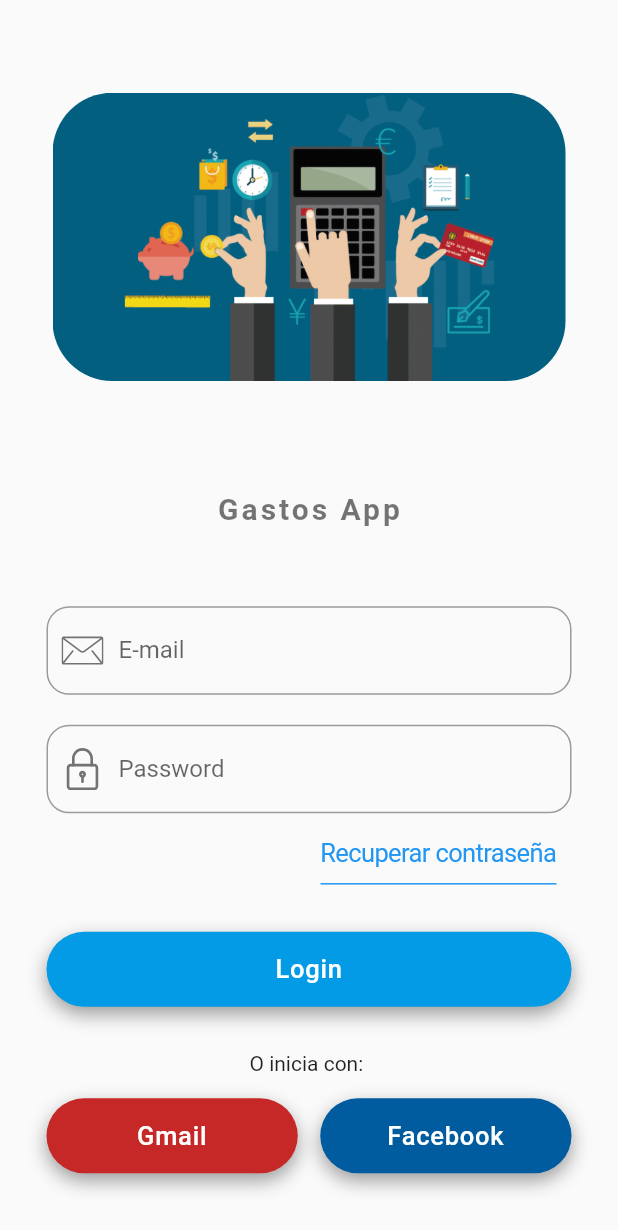
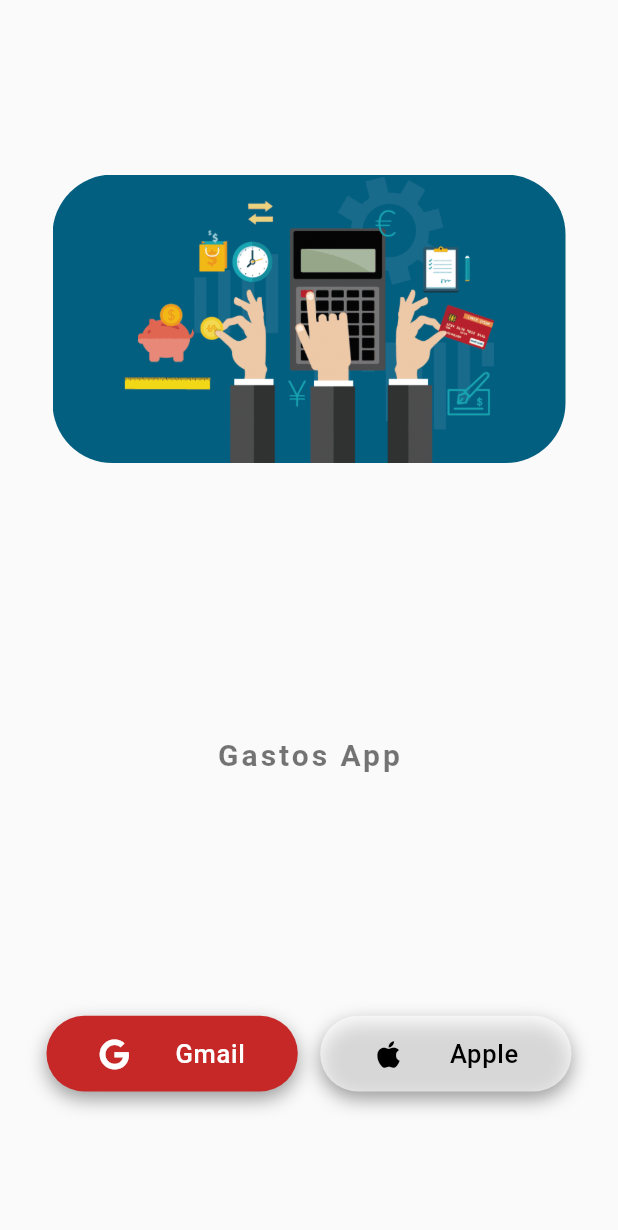
Before and after one commit to gramirezg10/flutter_gastos_app, a Flutter app: the screen it shows after launch, on a phone screen of 412 x 824 dp. Shown: the top 1230 px of the screen. Run offline on Flutter 3.47's test engine with Material 2 defaults, Android fonts, the phone set to English and light mode, and no system bars; our stand-ins replace after_layout, flutter_svg, font_awesome_flutter, google_sign_in, shared_preferences.

Commit message:
se estabiliza la autenticación con google y la validación del token en el backend

```diff
--- a/lib/src/pages/home_page_tabs/home_tab.dart
+++ b/lib/src/pages/home_page_tabs/home_tab.dart
@@ -1,4 +1,5 @@
 import 'package:flutter/material.dart';
+import 'package:spends_app/src/api/spend_api.dart';
 
 class HomeTab extends StatefulWidget {
   @override
@@ -6,8 +7,11 @@ class HomeTab extends StatefulWidget {
 }
 
 class _HomeTabState extends State<HomeTab> {
+  SpendAPI _spendAPI = SpendAPI();
   @override
   Widget build(BuildContext context) {
+    // final resultAPI = await _spendAPI.spend(resultAuth);
+    // print(resultAuth);
     print('--- home tab');
     return Center(
       child: Text('Home tab content!!!!'),
--- a/lib/src/pages/login_page.dart
+++ b/lib/src/pages/login_page.dart
@@ -1,7 +1,11 @@
+import 'dart:convert';
+
 import 'package:flutter/cupertino.dart';
 import 'package:flutter/material.dart';
-import 'package:flutter_svg/svg.dart';
+import 'package:font_awesome_flutter/font_awesome_flutter.dart';
 import 'package:shared_preferences/shared_preferences.dart';
+import 'package:spends_app/src/api/google_signin_api.dart';
+import 'package:spends_app/src/api/spend_api.dart';
 import 'package:spends_app/src/pages/home_page.dart';
 import 'package:spends_app/src/util/dialogs.dart';
 import 'package:spends_app/src/widgets/my_btn2.dart';
@@ -15,6 +19,8 @@ class LoginPage extends StatefulWidget {
 
 class _LoginPageState extends State<LoginPage> {
   FocusNode _focusNodePassword = FocusNode();
+  SpendAPI _spendAPI = SpendAPI();
+
   GlobalKey<FormState> _formKey = GlobalKey();
   String _email = '', _password = '';
 
@@ -64,82 +70,83 @@ class _LoginPageState extends State<LoginPage> {
                       key: _formKey,
                       child: Column(
                         children: [
-                          TextFormField(
-                            decoration: InputDecoration(
-                                labelText: 'E-mail',
-                                hintText: 'example@domain.com',
-                                border: OutlineInputBorder(
-                                    borderRadius: BorderRadius.circular(15)),
-                                prefixIcon: Container(
-                                    padding: EdgeInsets.all(10),
-                                    width: 10,
-                                    height: 10,
-                                    child: SvgPicture.asset(
-                                      'assets/icons/mail.svg',
-                                      color: Colors.black54,
-                                    ))),
-                            keyboardType: TextInputType.emailAddress,
-                            keyboardAppearance: Brightness.light,
-                            textInputAction: TextInputAction.next,
-                            validator: _validateEmail,
-                            onFieldSubmitted: (text) {
-                              _focusNodePassword.nextFocus();
-                            },
-                          ),
-                          SizedBox(height: 20),
-                          TextFormField(
-                            decoration: InputDecoration(
-                                labelText: 'Password',
-                                hintText: '**********',
-                                border: OutlineInputBorder(
-                                    borderRadius: BorderRadius.circular(15)),
-                                prefixIcon: Container(
-                                    padding: EdgeInsets.all(10),
-                                    width: 10,
-                                    height: 10,
-                                    child: SvgPicture.asset(
-                                      'assets/icons/padlock.svg',
-                                      color: Colors.black54,
-                                    ))),
-                            obscureText: true,
-                            keyboardType: TextInputType.text,
-                            keyboardAppearance: Brightness.light,
-                            focusNode: _focusNodePassword,
-                            textInputAction: TextInputAction.send,
-                            validator: _validatePassword,
-                            onFieldSubmitted: (text) => _submit(),
-                          ),
-                          SizedBox(height: 5),
-                          Row(
-                            mainAxisAlignment: MainAxisAlignment.end,
-                            children: [
-                              CupertinoButton(
-                                  padding: EdgeInsets.zero,
-                                  child: Container(
-                                    padding: EdgeInsets.symmetric(vertical: 10),
-                                    margin:
-                                        EdgeInsets.symmetric(horizontal: 10),
-                                    child: Text('Recuperar contraseña'),
-                                    decoration: BoxDecoration(
-                                        border: Border(
-                                            bottom: BorderSide(
-                                                color: Colors.blue,
-                                                width: 1.0))),
-                                  ),
-                                  onPressed: () =>
-                                      print('click en recuperar contraseña'))
-                            ],
-                          ),
-                          SizedBox(height: 30),
-                          MyBtn2(
-                              label: 'Login',
-                              fullWidth: true,
-                              onPressed: _submit,
-                              backgroundColor: Color(0xFF039be5),
-                              textColor: Colors.white),
-                          SizedBox(height: 30),
-                          Text('O inicia con: '),
-                          SizedBox(height: 15),
+                          // TextFormField(
+                          //   decoration: InputDecoration(
+                          //       labelText: 'E-mail',
+                          //       hintText: 'example@domain.com',
+                          //       border: OutlineInputBorder(
+                          //           borderRadius: BorderRadius.circular(15)),
+                          //       prefixIcon: Container(
+                          //           padding: EdgeInsets.all(10),
+                          //           width: 10,
+                          //           height: 10,
+                          //           child: SvgPicture.asset(
+                          //             'assets/icons/mail.svg',
+                          //             color: Colors.black54,
+                          //           ))),
+                          //   keyboardType: TextInputType.emailAddress,
+                          //   keyboardAppearance: Brightness.light,
+                          //   textInputAction: TextInputAction.next,
+                          //   validator: _validateEmail,
+                          //   onFieldSubmitted: (text) {
+                          //     _focusNodePassword.nextFocus();
+                          //   },
+                          // ),
+                          // SizedBox(height: 20),
+                          // TextFormField(
+                          //   decoration: InputDecoration(
+                          //       labelText: 'Password',
+                          //       hintText: '**********',
+                          //       border: OutlineInputBorder(
+                          //           borderRadius: BorderRadius.circular(15)),
+                          //       prefixIcon: Container(
+                          //           padding: EdgeInsets.all(10),
+                          //           width: 10,
+                          //           height: 10,
+                          //           child: SvgPicture.asset(
+                          //             'assets/icons/padlock.svg',
+                          //             color: Colors.black54,
+                          //           ))),
+                          //   obscureText: true,
+                          //   keyboardType: TextInputType.text,
+                          //   keyboardAppearance: Brightness.light,
+                          //   focusNode: _focusNodePassword,
+                          //   textInputAction: TextInputAction.send,
+                          //   validator: _validatePassword,
+                          //   onFieldSubmitted: (text) => _submit(''),
+                          // ),
+                          // SizedBox(height: 5),
+                          // Row(
+                          //   mainAxisAlignment: MainAxisAlignment.end,
+                          //   children: [
+                          //     CupertinoButton(
+                          //         padding: EdgeInsets.zero,
+                          //         child: Container(
+                          //           padding: EdgeInsets.symmetric(vertical: 10),
+                          //           margin:
+                          //               EdgeInsets.symmetric(horizontal: 10),
+                          //           child: Text('Recuperar contraseña'),
+                          //           decoration: BoxDecoration(
+                          //               border: Border(
+                          //                   bottom: BorderSide(
+                          //                       color: Colors.blue,
+                          //                       width: 1.0))),
+                          //         ),
+                          //         onPressed: () =>
+                          //             print('click en recuperar contraseña'))
+                          //   ],
+                          // ),
+                          // SizedBox(height: 30),
+                          // MyBtn2(
+                          //   label: 'Login',
+                          //   fullWidth: true,
+                          //   onPressed: () => _submit(''),
+                          //   backgroundColor: Color(0xFF039be5),
+                          //   textColor: Colors.white,
+                          // ),
+                          // SizedBox(height: 30),
+                          // Text('O inicia con: '),
+                          // SizedBox(height: 15),
                           Row(
                             mainAxisAlignment: MainAxisAlignment.spaceEvenly,
                             children: [
@@ -147,27 +154,25 @@ class _LoginPageState extends State<LoginPage> {
                                 child: MyBtn2(
                                   label: 'Gmail',
                                   fullWidth: true,
-                                  onPressed: () {
-                                    print('call google auth');
-                                  },
+                                  onPressed: () => _submit('google'),
                                   backgroundColor: Color(0xFFc62828),
                                   textColor: Colors.white,
-                                  padding: EdgeInsets.symmetric(
-                                      horizontal: 30, vertical: 15),
+                                  icon: FontAwesomeIcons.google,
+                                  color: Colors.white,
                                 ),
                               ),
                               SizedBox(width: 15),
                               Expanded(
                                 child: MyBtn2(
-                                  label: 'Facebook',
+                                  label: 'Apple',
                                   fullWidth: true,
                                   onPressed: () {
                                     print('call facebook auth');
                                   },
-                                  backgroundColor: Color(0xFF005b9f),
-                                  textColor: Colors.white,
-                                  padding: EdgeInsets.symmetric(
-                                      horizontal: 30, vertical: 15),
+                                  backgroundColor: Colors.white60,
+                                  textColor: Colors.black,
+                                  icon: FontAwesomeIcons.apple,
+                                  color: Colors.black,
                                 ),
                               ),
                             ],
@@ -184,16 +189,32 @@ class _LoginPageState extends State<LoginPage> {
     );
   }
 
-  void _submit() async {
+  Future _submit(String authType) async {
     final bool isValid = _formKey.currentState.validate();
+
+    switch (authType.toUpperCase()) {
+      case 'GOOGLE':
+        final resultAuth = await GoogleSignInApi.signInWithGoogle();
+        final dynamic parsed = jsonDecode(resultAuth);
+        if (resultAuth != null && parsed['ok']) {
+          SharedPreferences prefs = await SharedPreferences.getInstance();
+          await prefs.setString('wasLoginWith', 'GOOGLE');
+          Navigator.pushNamed(context, HomePage.pageName);
+        } else
+          Dialogs.alert(context,
+              title: 'Error al autenticarse con Google',
+              body:
+                  'Se presentó durante la comunicación con Google, finalice la aplicación e inténtelo de nuevo.');
+        break;
+      case 'APPLE':
+        break;
+      default:
         if (isValid && _email == '@.' && _password == '123456') {
           // llamada al back
           print('go to backend $_email, $_password');
-
           // falta hacer la validación en el back
-
           SharedPreferences prefs = await SharedPreferences.getInstance();
-      await prefs.setBool('wasLogin', true);
+          await prefs.setString('wasLoginWith', 'NORMAL');
           Navigator.pushNamed(context, HomePage.pageName);
         } else {
           await Dialogs.alert(
@@ -202,21 +223,23 @@ class _LoginPageState extends State<LoginPage> {
             body: 'credenciales inválidas',
           );
         }
+        break;
+    }
   }
 
-  String _validateEmail(String email) {
-    if (email.isNotEmpty && email.contains('@') && email.contains('.')) {
-      _email = email;
-      return null;
+  // String _validateEmail(String email) {
+  //   if (email.isNotEmpty && email.contains('@') && email.contains('.')) {
+  //     _email = email;
+  //     return null;
+  //   }
+  //   return 'Email inválido';
+  // }
+
+  // String _validatePassword(String password) {
+  //   if (password.isNotEmpty && password.length > 4) {
+  //     _password = password;
+  //     return null;
+  //   }
+  //   return 'Contraseña inválida';
+  // }
 }
-    return 'Email inválido';
-  }
-
-  String _validatePassword(String password) {
-    if (password.isNotEmpty && password.length > 4) {
-      _password = password;
-      return null;
-    }
-    return 'Contraseña inválida';
-  }
-}
--- a/lib/src/pages/splash_page.dart
+++ b/lib/src/pages/splash_page.dart
@@ -29,7 +29,7 @@ class _SplashPageState extends State<SplashPage> with AfterLayoutMixin {
   _checkLoggin() async{
     SharedPreferences prefs = await SharedPreferences.getInstance();
     final bool wasLogin = prefs.getBool('wasLogin');
-    print('wasLogin es --- $wasLogin');
+    print('---wasLogin: --- $wasLogin');
     if (wasLogin == null){
       Navigator.pushReplacementNamed(context, LoginPage.pageName);
     } else {
--- a/lib/src/widgets/my_btn2.dart
+++ b/lib/src/widgets/my_btn2.dart
@@ -6,6 +6,8 @@ class MyBtn2 extends StatelessWidget {
   final VoidCallback onPressed;
   final bool fullWidth;
   final EdgeInsets padding;
+  final IconData icon;
+  final Color color;
 
   final Color backgroundColor, textColor;
 
@@ -15,6 +17,8 @@ class MyBtn2 extends StatelessWidget {
       this.onPressed,
       this.fullWidth = false,
       this.padding,
+      this.icon,
+      this.color,
       this.backgroundColor,
       this.textColor})
       : assert(label != null),
@@ -27,14 +31,20 @@ class MyBtn2 extends StatelessWidget {
       padding: EdgeInsets.zero,
       child: Container(
         width: fullWidth ? double.infinity : null,
-        padding: padding ?? EdgeInsets.symmetric(horizontal: 30, vertical: 15),
-        child: Text(
+        padding: padding ?? EdgeInsets.symmetric(horizontal: 20, vertical: 15),
+        child: Row(
+          mainAxisAlignment: MainAxisAlignment.spaceAround,
+          children: [
+            if(this.icon != null) Icon(this.icon, color: this.color ?? Colors.white),
+            Text(
               this.label,
               textAlign: TextAlign.center,
               style: TextStyle(
                   color: this.textColor ?? Colors.black,
                   fontWeight: FontWeight.w500,
                   letterSpacing: 0.5),
+            ),
+          ],
         ),
         decoration: BoxDecoration(
           color: this.backgroundColor ?? Colors.white,
--- a/pubspec.yaml
+++ b/pubspec.yaml
@@ -26,7 +26,9 @@ dependencies:
   flutter_svg: ^0.18.1
   after_layout: ^1.0.7+2
   shared_preferences: ^0.5.10
-  http: ^0.12.0+4
+  http: ^0.12.2
+  google_sign_in: ^4.5.3
+  font_awesome_flutter: ^8.8.1
 
 
   # The following adds the Cupertino Icons font to your application.
```
Also changed, not shown: lib/src/api/google_signin_api.dart (added, +42 -0 lines), lib/src/api/spend_api.dart (added, +18 -0 lines), lib/src/pages/home_page_tabs/settings_tab.dart (+17 -3 lines), pubspec.lock, 22 other files. Lines whose indentation alone changed are shown as unchanged.
